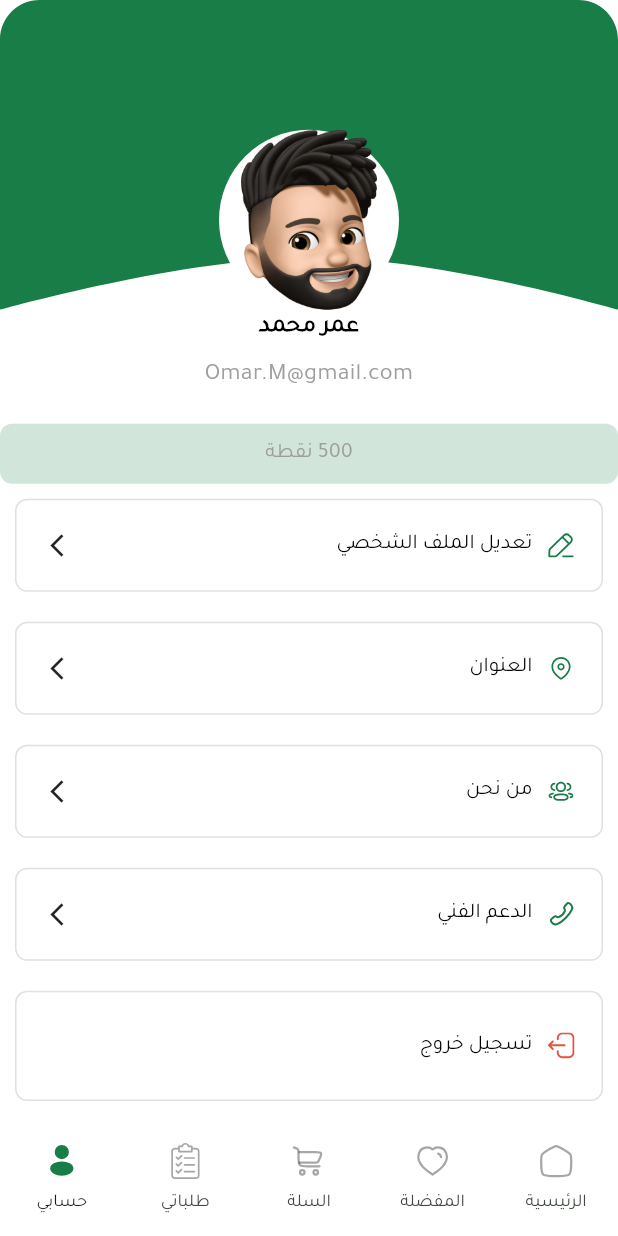
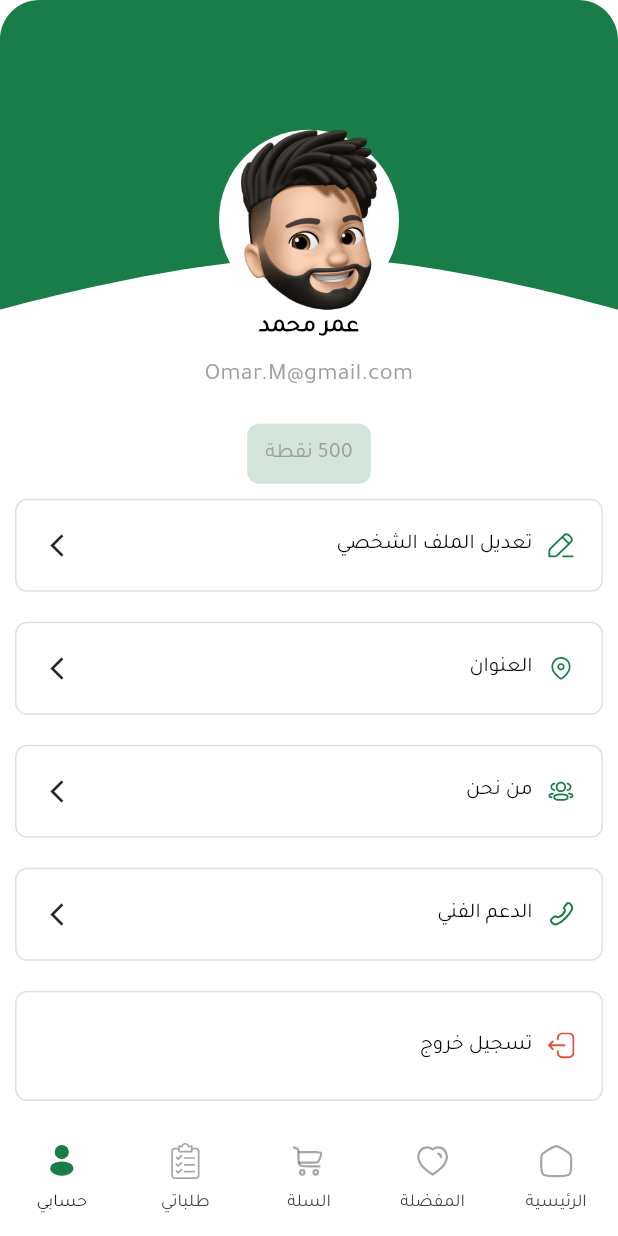
Before and after one commit to ElHbrouk/comatecs, a Flutter app: the HomeLayout screen opened by its route, item 5 of the bottom bar chosen, on a phone screen of 412 x 824 dp. Run offline on Flutter 3.47's test engine with Material 3 defaults, Android fonts, the phone set to English and light mode, and no system bars; our stand-ins replace carousel_slider, dartz, dots_indicator, flutter_otp_text_field, flutter_svg, fluttericon and 4 more; network calls fail; project files that could hold a hidden picture were left out.

Commit message:
Refactor PointsItem widget layout and styling
This commit updates the PointsItem widget by adding padding and adjusting the margin to center it horizontally on the screen. The height and width properties have been removed and replaced with a borderRadius property for styling.

```diff
--- a/lib/features/account/presentation/widgets/account_settings/points_item.dart
+++ b/lib/features/account/presentation/widgets/account_settings/points_item.dart
@@ -11,8 +11,10 @@ class PointsItem extends StatelessWidget {
   Widget build(BuildContext context) {
     return Container(
       alignment: Alignment.center,
-      height: 40,
-      width: 90,
+      padding: const EdgeInsets.all(10.0),
+      margin: EdgeInsets.symmetric(
+        horizontal: MediaQuery.sizeOf(context).width * 0.4,
+      ),
       decoration: BoxDecoration(
         color: AppColors.primaryColor.withOpacity(0.2),
         borderRadius: BorderRadius.circular(8),
```
